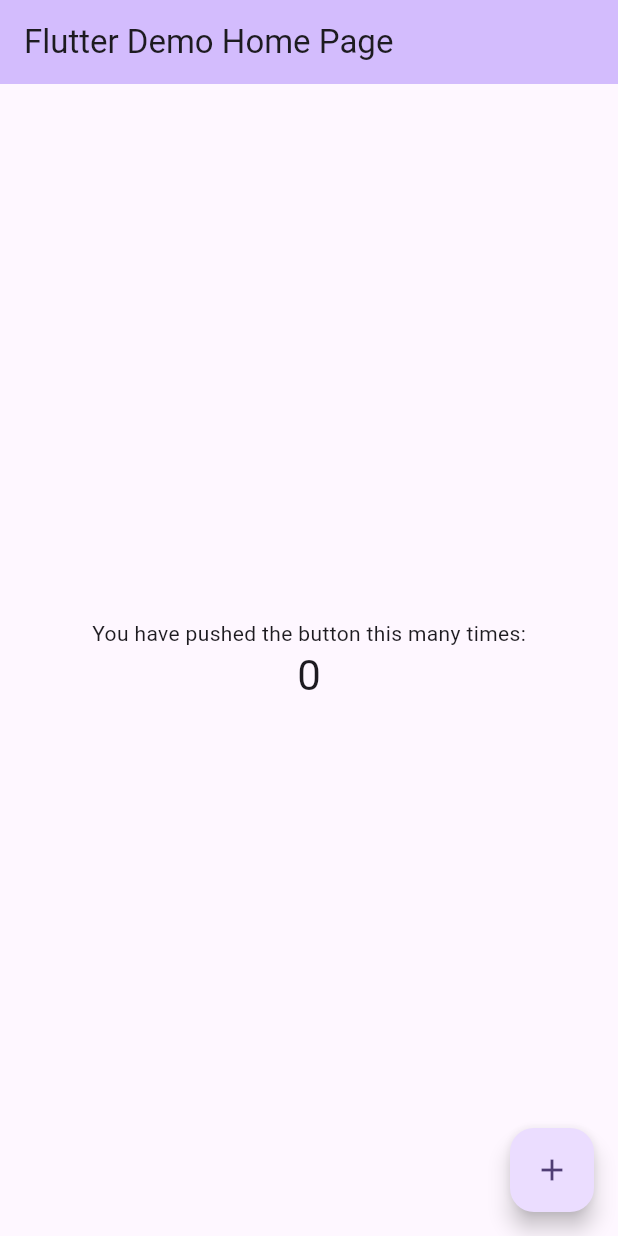
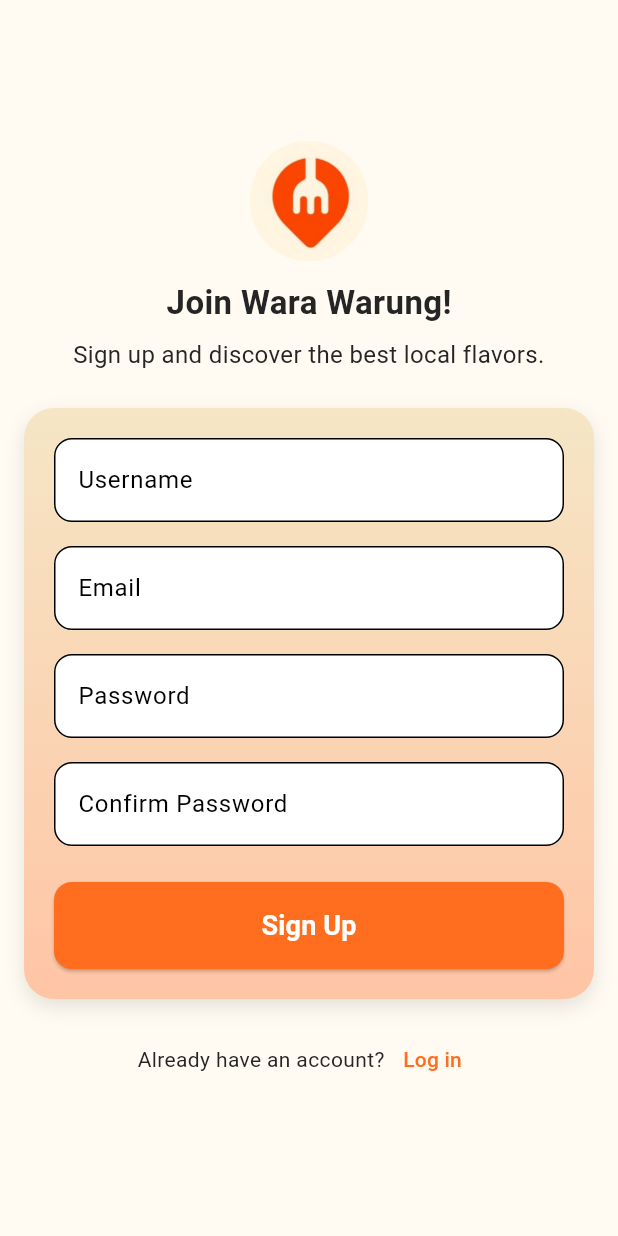
Before and after one commit to PBP-B12/wara-warung-mobile, a Flutter app: the screen it shows after launch, on a phone screen of 412 x 824 dp. Run offline on Flutter 3.47's test engine with Material 3 defaults, Android fonts, the light colour scheme and no system bars; Roboto replaces fonts that are missing (Poppins).

Commit message:
tampilan login register

```diff
--- a/lib/main.dart
+++ b/lib/main.dart
@@ -1,4 +1,6 @@
 import 'package:flutter/material.dart';
+import 'package:wara_warung_mobile/screens/login.dart';
+import 'package:wara_warung_mobile/screens/register.dart';
 
 void main() {
   runApp(const MyApp());
@@ -28,10 +30,10 @@
         //
         // This works for code too, not just values: Most code changes can be
         // tested with just a hot reload.
-        colorScheme: ColorScheme.fromSeed(seedColor: Colors.deepPurple),
+        colorScheme: ColorScheme.fromSeed(seedColor: Colors.deepOrange),
         useMaterial3: true,
       ),
-      home: const MyHomePage(title: 'Flutter Demo Home Page'),
+      home: const RegisterApp(),
     );
   }
 }
--- /dev/null
+++ b/lib/screens/register.dart
@@ -0,0 +1,232 @@
+import 'package:flutter/material.dart';
+
+class RegisterApp extends StatelessWidget {
+  const RegisterApp({super.key});
+
+  @override
+  Widget build(BuildContext context) {
+    return MaterialApp(
+      title: 'Register',
+      theme: ThemeData(
+        fontFamily: 'Poppins',
+        useMaterial3: true,
+        colorScheme: ColorScheme.fromSwatch(
+          primarySwatch: Colors.deepOrange,
+        ).copyWith(
+          background: const Color(0xFFFFFBF2),
+          primary: const Color(0xFFFF6E1F),
+          onPrimary: Colors.white,
+          surface: const Color(0xFFFFFBF2),
+          onSurface: const Color(0xFF252525),
+        ),
+      ),
+      home: const RegisterPage(),
+    );
+  }
+
+}
+
+class RegisterPage extends StatefulWidget {
+  const RegisterPage({super.key});
+
+  @override
+  State<RegisterPage> createState() => _RegisterPageState();
+}
+
+class _RegisterPageState extends State<RegisterPage> {
+  final TextEditingController _usernameController = TextEditingController();
+  final TextEditingController _emailController = TextEditingController();
+  final TextEditingController _passwordController = TextEditingController();
+  final TextEditingController _confirmPasswordController = TextEditingController();
+
+  @override
+  Widget build(BuildContext context) {
+    return Scaffold(
+      backgroundColor: Theme.of(context).colorScheme.background,
+      body: Center(
+        child: SingleChildScrollView(
+          padding: const EdgeInsets.all(16.0),
+          child: Column(
+            mainAxisAlignment: MainAxisAlignment.center,
+            children: [
+              // Logo Section
+              Image.asset(
+                'assets/logo002.png', // Ganti dengan path logo Anda
+                width: 80,
+                height: 80,
+              ),
+              const SizedBox(height: 12.0),
+
+              // Welcome Text
+              const Text(
+                'Join Wara Warung!',
+                style: TextStyle(
+                  fontSize: 22,
+                  fontWeight: FontWeight.bold,
+                  color: Color(0xFF252525),
+                ),
+              ),
+              const SizedBox(height: 8.0),
+              const Text(
+                'Sign up and discover the best local flavors.',
+                textAlign: TextAlign.center,
+                style: TextStyle(
+                  fontSize: 16,
+                  color: Color(0xFF252525),
+                ),
+              ),
+              const SizedBox(height: 24.0),
+
+              // Form Container with Gradient
+              Container(
+                padding: const EdgeInsets.all(20.0),
+                decoration: BoxDecoration(
+                  gradient: const LinearGradient(
+                    colors: [Color(0xFFF5E6C5), Color(0xFFFFC5A5)],
+                    begin: Alignment.topCenter,
+                    end: Alignment.bottomCenter,
+                  ),
+                  borderRadius: BorderRadius.circular(20.0),
+                  boxShadow: [
+                    BoxShadow(
+                      color: Colors.black.withOpacity(0.1),
+                      blurRadius: 10.0,
+                      offset: const Offset(0, 5),
+                    ),
+                  ],
+                ),
+                child: Column(
+                  mainAxisSize: MainAxisSize.min,
+                  children: [
+                    // Username Field
+                    TextField(
+                      controller: _usernameController,
+                      decoration: InputDecoration(
+                        labelText: 'Username',
+                        filled: true,
+                        fillColor: Colors.white,
+                        border: OutlineInputBorder(
+                          borderRadius: BorderRadius.circular(12.0),
+                        ),
+                        contentPadding: const EdgeInsets.symmetric(
+                          vertical: 16.0,
+                          horizontal: 12.0,
+                        ),
+                      ),
+                    ),
+                    const SizedBox(height: 16.0),
+
+                    // Email Field
+                    TextField(
+                      controller: _emailController,
+                      decoration: InputDecoration(
+                        labelText: 'Email',
+                        filled: true,
+                        fillColor: Colors.white,
+                        border: OutlineInputBorder(
+                          borderRadius: BorderRadius.circular(12.0),
+                        ),
+                        contentPadding: const EdgeInsets.symmetric(
+                          vertical: 16.0,
+                          horizontal: 12.0,
+                        ),
+                      ),
+                    ),
+                    const SizedBox(height: 16.0),
+
+                    // Password Field
+                    TextField(
+                      controller: _passwordController,
+                      obscureText: true,
+                      decoration: InputDecoration(
+                        labelText: 'Password',
+                        filled: true,
+                        fillColor: Colors.white,
+                        border: OutlineInputBorder(
+                          borderRadius: BorderRadius.circular(12.0),
+                        ),
+                        contentPadding: const EdgeInsets.symmetric(
+                          vertical: 16.0,
+                          horizontal: 12.0,
+                        ),
+                      ),
+                    ),
+                    const SizedBox(height: 16.0),
+
+                    // Confirm Password Field
+                    TextField(
+                      controller: _confirmPasswordController,
+                      obscureText: true,
+                      decoration: InputDecoration(
+                        labelText: 'Confirm Password',
+                        filled: true,
+                        fillColor: Colors.white,
+                        border: OutlineInputBorder(
+                          borderRadius: BorderRadius.circular(12.0),
+                        ),
+                        contentPadding: const EdgeInsets.symmetric(
+                          vertical: 16.0,
+                          horizontal: 12.0,
+                        ),
+                      ),
+                    ),
+                    const SizedBox(height: 24.0),
+
+                    // Register Button
+                    ElevatedButton(
+                      onPressed: () {
+                        ScaffoldMessenger.of(context)
+                          ..hideCurrentSnackBar()
+                          ..showSnackBar(
+                            const SnackBar(content: Text('Account Created')),
+                          );
+                      },
+                      style: ElevatedButton.styleFrom(
+                        backgroundColor: Theme.of(context).colorScheme.primary,
+                        foregroundColor: Colors.white,
+                        padding: const EdgeInsets.symmetric(vertical: 16.0),
+                        minimumSize: const Size(double.infinity, 50),
+                        shape: RoundedRectangleBorder(
+                          borderRadius: BorderRadius.circular(12.0),
+                        ),
+                      ),
+                      child: const Text(
+                        'Sign Up',
+                        style: TextStyle(fontSize: 18, fontWeight: FontWeight.bold),
+                      ),
+                    ),
+                  ],
+                ),
+              ),
+              const SizedBox(height: 16.0),
+
+              // Sign-in Link
+              Row(
+                mainAxisAlignment: MainAxisAlignment.center,
+                children: [
+                  const Text(
+                    'Already have an account?',
+                    style: TextStyle(color: Color(0xFF252525)),
+                  ),
+                  TextButton(
+                    onPressed: () {
+                      ScaffoldMessenger.of(context)
+                        ..hideCurrentSnackBar()
+                        ..showSnackBar(
+                          const SnackBar(content: Text('Navigate to Login')),
+                        );
+                    },
+                    child: const Text(
+                      'Log in',
+                      style: TextStyle(color: Color(0xFFFF6E1F)),
+                    ),
+                  ),
+                ],
+              ),
+            ],
+          ),
+        ),
+      ),
+    );
+  }
+}
--- a/pubspec.yaml
+++ b/pubspec.yaml
@@ -59,9 +59,8 @@ flutter:
   uses-material-design: true
 
   # To add assets to your application, add an assets section, like this:
-  # assets:
-  #   - images/a_dot_burr.jpeg
-  #   - images/a_dot_ham.jpeg
+  assets:
+    - assets/logo002.png
 
   # An image asset can refer to one or more resolution-specific "variants", see
   # https://flutter.dev/to/resolution-aware-images
```
Also changed, not shown: lib/screens/login.dart (added, +192 -0 lines), assets/logo002.png (added).
